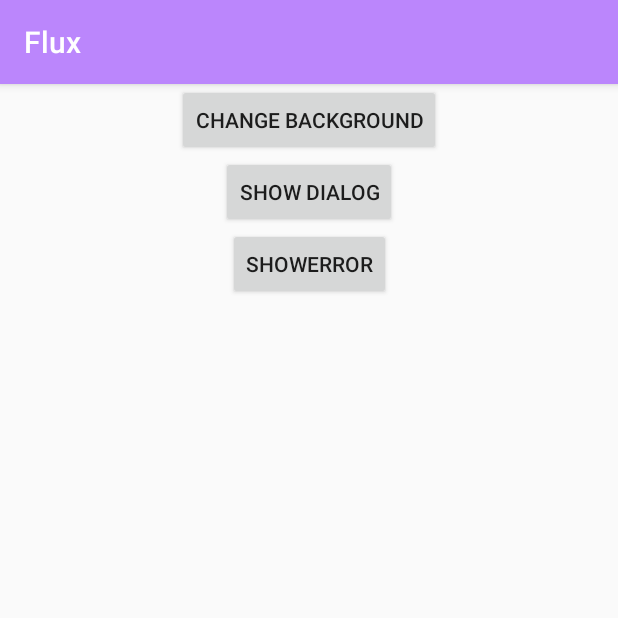
After one commit to Zeyad-37/Flux, an Android app built with Jetpack Compose: the MVVMActivity screen opened directly, with no data from a screen before it, on a phone screen of 412 x 824 dp, the top half of it. The commit adds this screen. Run offline under Robolectric (Android 15) with nearby library versions, the phone set to English and light mode, and no system bars.

Commit message:
add sample mvi & mvvm app

```diff
--- /dev/null
+++ b/app/src/main/java/com/zeyadgasser/flux/mvvm/MVVMActivity.kt
@@ -0,0 +1,71 @@
+package com.zeyadgasser.flux.mvvm
+
+import android.os.Bundle
+import android.view.View
+import androidx.activity.viewModels
+import androidx.appcompat.app.AlertDialog
+import androidx.appcompat.app.AppCompatActivity
+import androidx.lifecycle.Lifecycle
+import androidx.lifecycle.lifecycleScope
+import androidx.lifecycle.repeatOnLifecycle
+import com.zeyadgasser.core.Effect
+import com.zeyadgasser.core.Error
+import com.zeyadgasser.core.InputStrategy.THROTTLE
+import com.zeyadgasser.core.Progress
+import com.zeyadgasser.core.State
+import com.zeyadgasser.flux.databinding.ActivityMviBinding
+import kotlinx.coroutines.launch
+
+class MVVMActivity : AppCompatActivity() {
+
+    private lateinit var binding: ActivityMviBinding
+    private val viewModel: MVVMViewModel by viewModels { MVVMViewModel.Factory }
+
+    override fun onCreate(savedInstanceState: Bundle?) {
+        super.onCreate(savedInstanceState)
+        bindViews()
+        lifecycleScope.launchWhenCreated { viewModel.bind(InitialState) }
+        lifecycleScope.launch {
+            lifecycle.repeatOnLifecycle(Lifecycle.State.STARTED) {
+                viewModel.observe().collect {
+                    when (it) {
+                        is Error -> bindError(it)
+                        is Effect -> bindEffect(it as MVVMEffect)
+                        is State -> binding.bindState(it as MVVMState)
+                        is Progress -> binding.toggleProgress(it)
+                    }
+                }
+            }
+        }
+    }
+
+    private fun bindViews() {
+        binding = ActivityMviBinding.inflate(layoutInflater).apply {
+            setContentView(root)
+            changeBackgroundButton
+                .setOnClickListener { viewModel.process(ChangeBackgroundInput(), THROTTLE) }
+            showDialogButton.setOnClickListener { viewModel.process(ShowDialogInput) }
+            showErrorButton.setOnClickListener { viewModel.process(ErrorInput) }
+        }
+    }
+
+    private fun ActivityMviBinding.toggleProgress(progress: Progress) {
+        if (progress.input is ChangeBackgroundInput) {
+            progressBar.visibility = if (progress.isLoading) View.VISIBLE else View.GONE
+        }
+    }
+
+    private fun bindError(error: Error) = binding.apply { errorText.text = error.message }
+
+    private fun bindEffect(effect: MVVMEffect) = when (effect) {
+        is ShowDialogEffect -> AlertDialog.Builder(this)
+            .setTitle("Dialog")
+            .setMessage("Dialog effect!")
+            .create().show()
+    }
+
+    private fun ActivityMviBinding.bindState(state: MVVMState) = when (state) {
+        is ColorBackgroundState -> container.setBackgroundColor(state.color)
+        InitialState -> Unit
+    }
+}
--- /dev/null
+++ b/app/src/main/java/com/zeyadgasser/flux/mvvm/MVVMInputHandler.kt
@@ -0,0 +1,19 @@
+package com.zeyadgasser.flux.mvvm
+
+import android.graphics.Color
+import com.zeyadgasser.core.*
+import kotlinx.coroutines.delay
+import kotlinx.coroutines.flow.Flow
+import kotlinx.coroutines.flow.onStart
+
+class MVVMInputHandler : InputHandler<MVVMInput, MVVMState> {
+    override fun handleInputs(input: MVVMInput, currentState: MVVMState): Flow<FluxOutcome> {
+        return when (input) {
+            is ChangeBackgroundInput ->
+                ColorBackgroundState(Color.argb(255, input.r, input.g, input.b))
+                    .toStateOutcomeFlow().onStart { delay(3000) }
+            is ShowDialogInput -> ShowDialogEffect.toEffectOutcomeFlow().executeInParallel()
+            is ErrorInput -> IllegalStateException("test").toErrorOutcomeFlow()
+        }
+    }
+}
--- /dev/null
+++ b/app/src/main/java/com/zeyadgasser/flux/mvvm/MVVMViewModel.kt
@@ -0,0 +1,17 @@
+package com.zeyadgasser.flux.mvvm
+
+import androidx.lifecycle.SavedStateHandle
+import androidx.lifecycle.ViewModelProvider
+import androidx.lifecycle.createSavedStateHandle
+import androidx.lifecycle.viewmodel.initializer
+import androidx.lifecycle.viewmodel.viewModelFactory
+import com.zeyadgasser.core.FluxViewModel
+
+class MVVMViewModel(inputHandler: MVVMInputHandler, handle: SavedStateHandle?) :
+    FluxViewModel<MVVMInput, MVVMResult, MVVMState, MVVMEffect>(inputHandler, null, handle) {
+    companion object {
+        val Factory: ViewModelProvider.Factory = viewModelFactory {
+            initializer { MVVMViewModel(MVVMInputHandler(), createSavedStateHandle()) }
+        }
+    }
+}
--- /dev/null
+++ b/app/src/main/res/layout/activity_mvi.xml
@@ -0,0 +1,57 @@
+<?xml version="1.0" encoding="utf-8"?>
+<androidx.constraintlayout.widget.ConstraintLayout xmlns:android="http://schemas.android.com/apk/res/android"
+    xmlns:app="http://schemas.android.com/apk/res-auto"
+    xmlns:tools="http://schemas.android.com/tools"
+    android:id="@+id/container"
+    android:layout_width="match_parent"
+    android:layout_height="match_parent">
+
+    <Button
+        android:id="@+id/changeBackgroundButton"
+        android:layout_width="wrap_content"
+        android:layout_height="wrap_content"
+        android:text="Change Background"
+        app:layout_constraintEnd_toEndOf="parent"
+        app:layout_constraintStart_toStartOf="parent"
+        app:layout_constraintTop_toTopOf="parent" />
+
+    <Button
+        android:id="@+id/showDialogButton"
+        android:layout_width="wrap_content"
+        android:layout_height="wrap_content"
+        android:text="Show Dialog"
+        app:layout_constraintEnd_toEndOf="parent"
+        app:layout_constraintStart_toStartOf="parent"
+        app:layout_constraintTop_toBottomOf="@+id/changeBackgroundButton" />
+
+    <Button
+        android:id="@+id/showErrorButton"
+        android:layout_width="wrap_content"
+        android:layout_height="wrap_content"
+        android:text="ShowError"
+        app:layout_constraintEnd_toEndOf="parent"
+        app:layout_constraintStart_toStartOf="parent"
+        app:layout_constraintTop_toBottomOf="@+id/showDialogButton" />
+
+    <TextView
+        android:id="@+id/errorText"
+        android:layout_width="wrap_content"
+        android:layout_height="wrap_content"
+        app:layout_constraintEnd_toEndOf="parent"
+        app:layout_constraintHorizontal_bias="0.0"
+        app:layout_constraintStart_toStartOf="parent"
+        app:layout_constraintTop_toBottomOf="@+id/showErrorButton"
+        tools:text="Error Text Message" />
+
+    <ProgressBar
+        android:id="@+id/progressBar"
+        android:layout_width="@dimen/forty_eight_dp"
+        android:layout_height="@dimen/forty_eight_dp"
+        android:indeterminate="true"
+        android:visibility="gone"
+        app:layout_constraintBottom_toBottomOf="parent"
+        app:layout_constraintEnd_toEndOf="parent"
+        app:layout_constraintStart_toStartOf="parent"
+        app:layout_constraintTop_toTopOf="parent" />
+
+</androidx.constraintlayout.widget.ConstraintLayout>
--- a/app/src/main/res/values/themes.xml
+++ b/app/src/main/res/values/themes.xml
@@ -1,5 +1,12 @@
 <?xml version="1.0" encoding="utf-8"?>
 <resources>
+
+    <style name="AppTheme" parent="Theme.AppCompat.Light.DarkActionBar">
+        <!-- Customize your theme here. -->
+        <item name="colorPrimary">#FFBB86FC</item>
+        <item name="colorPrimaryDark">#FF3700B3</item>
+        <item name="colorAccent">#FF03DAC5</item>
+    </style>
 
     <style name="Theme.Flux" parent="android:Theme.Material.Light.NoActionBar">
         <item name="android:statusBarColor">@color/purple_700</item>
--- a/build.gradle
+++ b/build.gradle
@@ -1,10 +1,10 @@
 buildscript {
     ext {
-        compose_ui_version = '1.2.0'
+        compose_ui_version = '1.3.3'
     }
 }// Top-level build file where you can add configuration options common to all sub-projects/modules.
 plugins {
     id 'com.android.application' version '7.4.0' apply false
     id 'com.android.library' version '7.4.0' apply false
-    id 'org.jetbrains.kotlin.android' version '1.7.0' apply false
+    id 'org.jetbrains.kotlin.android' version '1.8.0' apply false
 }
--- a/core/build.gradle
+++ b/core/build.gradle
@@ -38,6 +38,7 @@ dependencies {
 
     implementation 'androidx.core:core-ktx:1.9.0'
     implementation 'androidx.appcompat:appcompat:1.6.0'
+    implementation "androidx.lifecycle:lifecycle-viewmodel-ktx:2.5.1"
     implementation 'com.google.android.material:material:1.8.0'
     implementation "org.jetbrains.kotlinx:kotlinx-coroutines-core:1.6.4"
     testImplementation 'junit:junit:4.13.2'
--- a/core/src/main/java/com/zeyadgasser/core/Contract.kt
+++ b/core/src/main/java/com/zeyadgasser/core/Contract.kt
@@ -6,7 +6,7 @@ open class Input(val showProgress: Boolean = true)
 
 interface Result
 
-interface Output
+sealed interface Output
 
 interface State : Parcelable, Output
 
--- a/core/src/main/java/com/zeyadgasser/core/Extensions.kt
+++ b/core/src/main/java/com/zeyadgasser/core/Extensions.kt
@@ -4,6 +4,10 @@ import kotlinx.coroutines.flow.Flow
 import kotlinx.coroutines.flow.flowOf
 
 fun Flow<FluxOutcome>.executeInParallel(): AsyncOutcomeFlow = AsyncOutcomeFlow(this)
+
+fun <S : State> S.toStateOutcome(): FluxOutcome = FluxViewModel.FluxState(this)
+
+fun <S : State> S.toStateOutcomeFlow(): Flow<FluxOutcome> = toStateOutcome().toFlow()
 
 fun <E : Effect> E.toEffectOutcome(): FluxOutcome = FluxViewModel.FluxEffect(this)
 
```
Also changed, not shown: app/build.gradle (+10 -6 lines), app/src/main/AndroidManifest.xml (+7 -2 lines), app/src/main/java/com/zeyadgasser/flux/MainActivity.kt (+26 -9 lines), app/src/main/java/com/zeyadgasser/flux/mvi/MVIActivity.kt (added, +75 -0 lines), app/src/main/java/com/zeyadgasser/flux/mvi/MVIContract.kt (added, +27 -0 lines), app/src/main/java/com/zeyadgasser/flux/mvi/MVIInputHandler.kt (added, +16 -0 lines), app/src/main/java/com/zeyadgasser/flux/mvi/MVIReducer.kt (added, +9 -0 lines), app/src/main/java/com/zeyadgasser/flux/mvi/MVIViewModel.kt (added, +17 -0 lines), app/src/main/java/com/zeyadgasser/flux/mvvm/MVVMContract.kt (added, +33 -0 lines), app/src/main/res/values/dimens.xml (added, +51 -0 lines), core/src/main/java/com/zeyadgasser/core/FluxViewModel.kt (+69 -84 lines).
